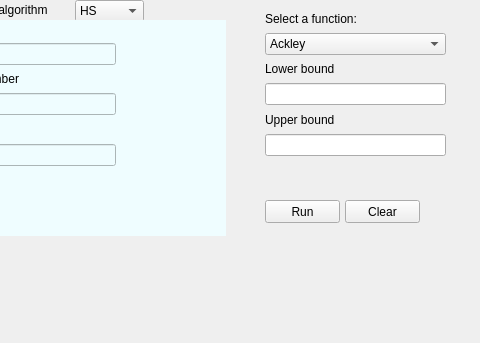
This is GUI v6/optimizer.ui in burakcaferler/Heuristic-Algorithms_GUI as Qt 5 draws it before an edit; both pictures show x 795 to 1275 and y 0 to 343 of the 1275 by 885 pixel window. The edited form follows.
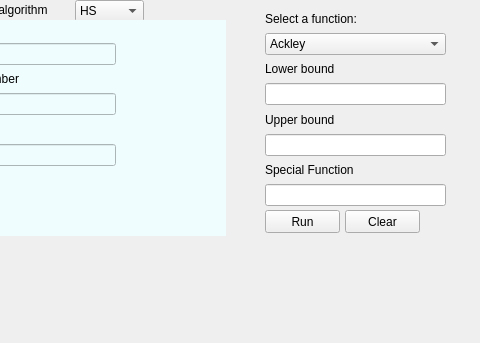
This is the edited form.

Commit message: Special function added but doesn't work for algorithms.

Diff of the .ui file:
```diff
--- a/GUI v6/optimizer.ui
+++ b/GUI v6/optimizer.ui
@@ -1145,7 +1145,7 @@
     <property name="geometry">
      <rect>
       <x>1060</x>
-      <y>200</y>
+      <y>210</y>
       <width>75</width>
       <height>23</height>
      </rect>
@@ -1281,7 +1281,7 @@
     <property name="geometry">
      <rect>
       <x>1140</x>
-      <y>200</y>
+      <y>210</y>
       <width>75</width>
       <height>23</height>
      </rect>
@@ -3100,7 +3100,7 @@
       <x>1060</x>
       <y>10</y>
       <width>181</width>
-      <height>146</height>
+      <height>196</height>
      </rect>
     </property>
     <layout class="QVBoxLayout" name="verticalLayout_23">
@@ -3183,6 +3183,20 @@
      <item>
       <widget class="QLineEdit" name="upper_bound"/>
      </item>
+     <item>
+      <widget class="QLabel" name="label_129">
+       <property name="text">
+        <string>Special Function</string>
+       </property>
+      </widget>
+     </item>
+     <item>
+      <widget class="QLineEdit" name="specialfunction_edit">
+       <property name="readOnly">
+        <bool>true</bool>
+       </property>
+      </widget>
+     </item>
     </layout>
    </widget>
    <zorder>algorithm_comboBox</zorder>
```
Left out of the diff: 5 changed lines with no effect on the pictures. The commit also changes 23 other files.
